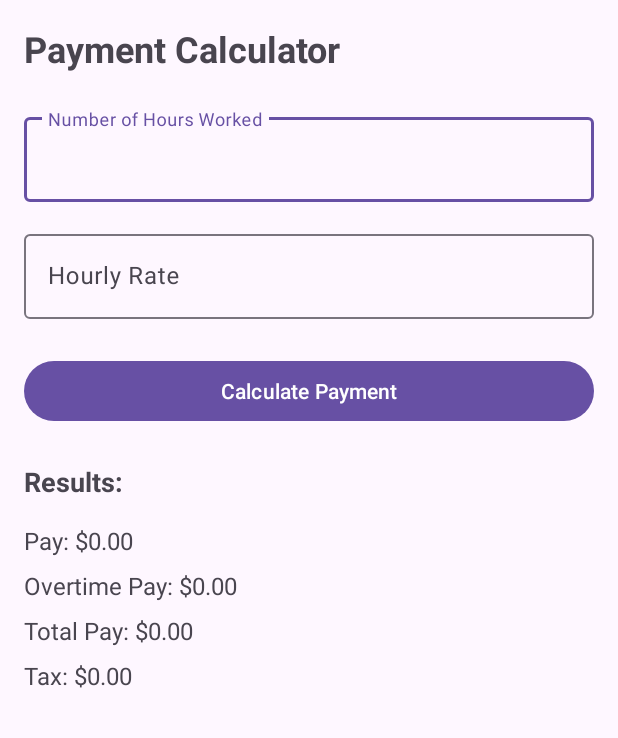
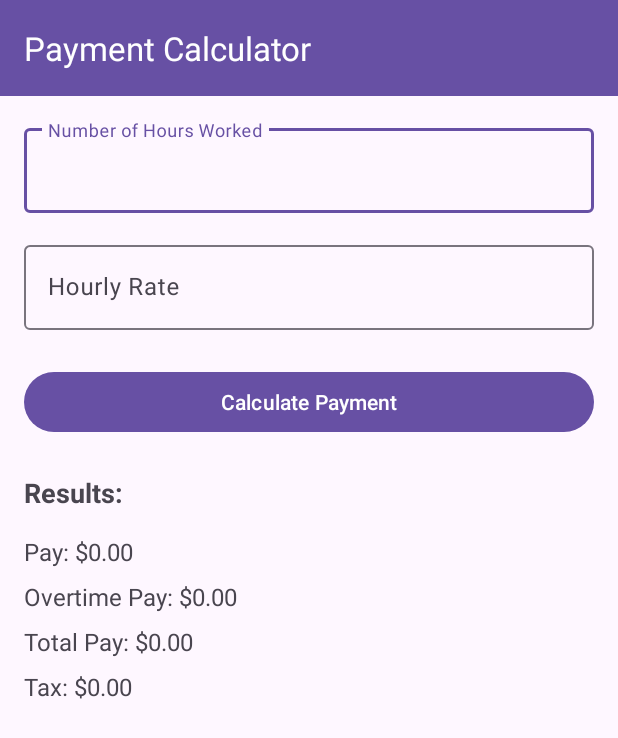
Before and after one commit to VirtualVince/Semester-5, an Android app: the screen it shows after launch (MainActivity), on a phone screen of 412 x 824 dp. Shown: the top 738 px of the screen. Run offline under Robolectric (Android 15) with nearby library versions, the phone set to English and light mode, and no system bars.

Commit message:
activity main update

```diff
--- a/app/src/main/res/layout/activity_main.xml
+++ b/app/src/main/res/layout/activity_main.xml
@@ -1,90 +1,104 @@
 <?xml version="1.0" encoding="utf-8"?>
 <LinearLayout xmlns:android="http://schemas.android.com/apk/res/android"
+    xmlns:app="http://schemas.android.com/apk/res-auto"
     xmlns:tools="http://schemas.android.com/tools"
     android:layout_width="match_parent"
     android:layout_height="match_parent"
     android:orientation="vertical"
-    android:padding="16dp"
     tools:context=".MainActivity">
 
-    <TextView
-        android:layout_width="wrap_content"
+    <com.google.android.material.appbar.MaterialToolbar
+        android:id="@+id/toolbar"
+        android:layout_width="match_parent"
+        android:layout_height="?attr/actionBarSize"
+        android:background="?attr/colorPrimary"
+        android:elevation="4dp"
+        app:title="Payment Calculator"
+        app:titleTextColor="@android:color/white"/>
+
+    <ScrollView
+        android:layout_width="match_parent"
+        android:layout_height="match_parent"
+        android:padding="16dp">
+
+        <LinearLayout
+            android:layout_width="match_parent"
             android:layout_height="wrap_content"
-        android:layout_marginBottom="24dp"
-        android:text="@string/payment_calculator"
-        android:textSize="24sp"
-        android:textStyle="bold" />
+            android:orientation="vertical">
 
             <com.google.android.material.textfield.TextInputLayout
                 android:layout_width="match_parent"
                 android:layout_height="wrap_content"
                 android:layout_marginBottom="16dp"
-        android:hint="@string/number_of_hours_worked">
+                android:hint="Number of Hours Worked">
 
                 <com.google.android.material.textfield.TextInputEditText
                     android:id="@+id/editTextHours"
                     android:layout_width="match_parent"
                     android:layout_height="wrap_content"
-            android:inputType="numberDecimal" />
+                    android:inputType="numberDecimal"/>
             </com.google.android.material.textfield.TextInputLayout>
 
             <com.google.android.material.textfield.TextInputLayout
                 android:layout_width="match_parent"
                 android:layout_height="wrap_content"
                 android:layout_marginBottom="24dp"
-        android:hint="@string/hourly_rate">
+                android:hint="Hourly Rate">
 
                 <com.google.android.material.textfield.TextInputEditText
                     android:id="@+id/editTextRate"
                     android:layout_width="match_parent"
                     android:layout_height="wrap_content"
-            android:inputType="numberDecimal" />
+                    android:inputType="numberDecimal"/>
             </com.google.android.material.textfield.TextInputLayout>
 
             <Button
                 android:id="@+id/buttonCalculate"
                 android:layout_width="match_parent"
                 android:layout_height="wrap_content"
-        android:layout_marginBottom="24dp"
-        android:text="@string/calculate_payment" />
+                android:text="Calculate Payment"
+                android:layout_marginBottom="24dp"/>
 
             <TextView
                 android:layout_width="wrap_content"
                 android:layout_height="wrap_content"
-        android:layout_marginBottom="16dp"
-        android:text="@string/results"
+                android:text="Results:"
                 android:textSize="18sp"
-        android:textStyle="bold" />
+                android:textStyle="bold"
+                android:layout_marginBottom="16dp"/>
 
             <TextView
                 android:id="@+id/textViewPay"
                 android:layout_width="wrap_content"
                 android:layout_height="wrap_content"
-        android:layout_marginBottom="8dp"
-        android:text="@string/pay_0_00"
-        android:textSize="16sp" />
+                android:text="Pay: $0.00"
+                android:textSize="16sp"
+                android:layout_marginBottom="8dp"/>
 
             <TextView
                 android:id="@+id/textViewOvertimePay"
                 android:layout_width="wrap_content"
                 android:layout_height="wrap_content"
-        android:layout_marginBottom="8dp"
-        android:text="@string/overtime_pay_0_00"
-        android:textSize="16sp" />
+                android:text="Overtime Pay: $0.00"
+                android:textSize="16sp"
+                android:layout_marginBottom="8dp"/>
 
             <TextView
                 android:id="@+id/textViewTotalPay"
                 android:layout_width="wrap_content"
                 android:layout_height="wrap_content"
-        android:layout_marginBottom="8dp"
-        android:text="@string/total_pay_0_00"
-        android:textSize="16sp" />
+                android:text="Total Pay: $0.00"
+                android:textSize="16sp"
+                android:layout_marginBottom="8dp"/>
 
             <TextView
                 android:id="@+id/textViewTax"
                 android:layout_width="wrap_content"
                 android:layout_height="wrap_content"
-        android:text="@string/tax_0_00"
-        android:textSize="16sp" />
+                android:text="Tax: $0.00"
+                android:textSize="16sp"/>
 
         </LinearLayout>
+    </ScrollView>
+
+</LinearLayout>
```
Lines whose indentation alone changed are shown as unchanged.
